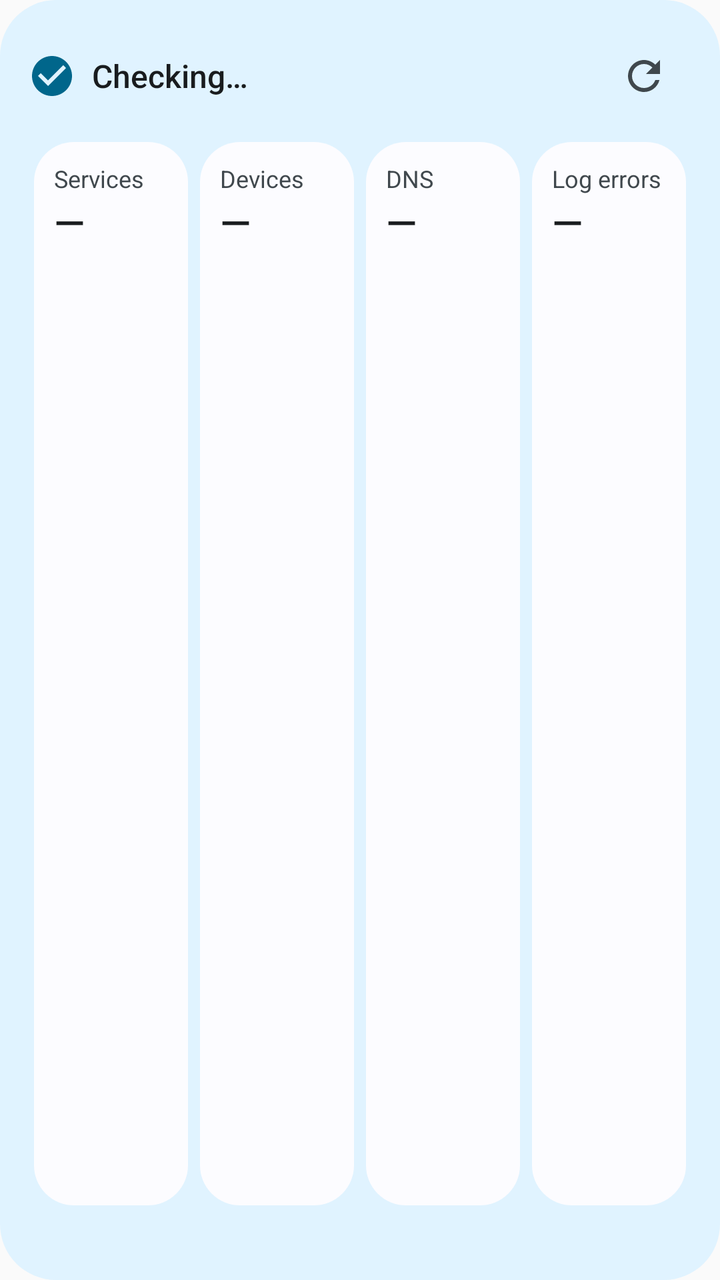
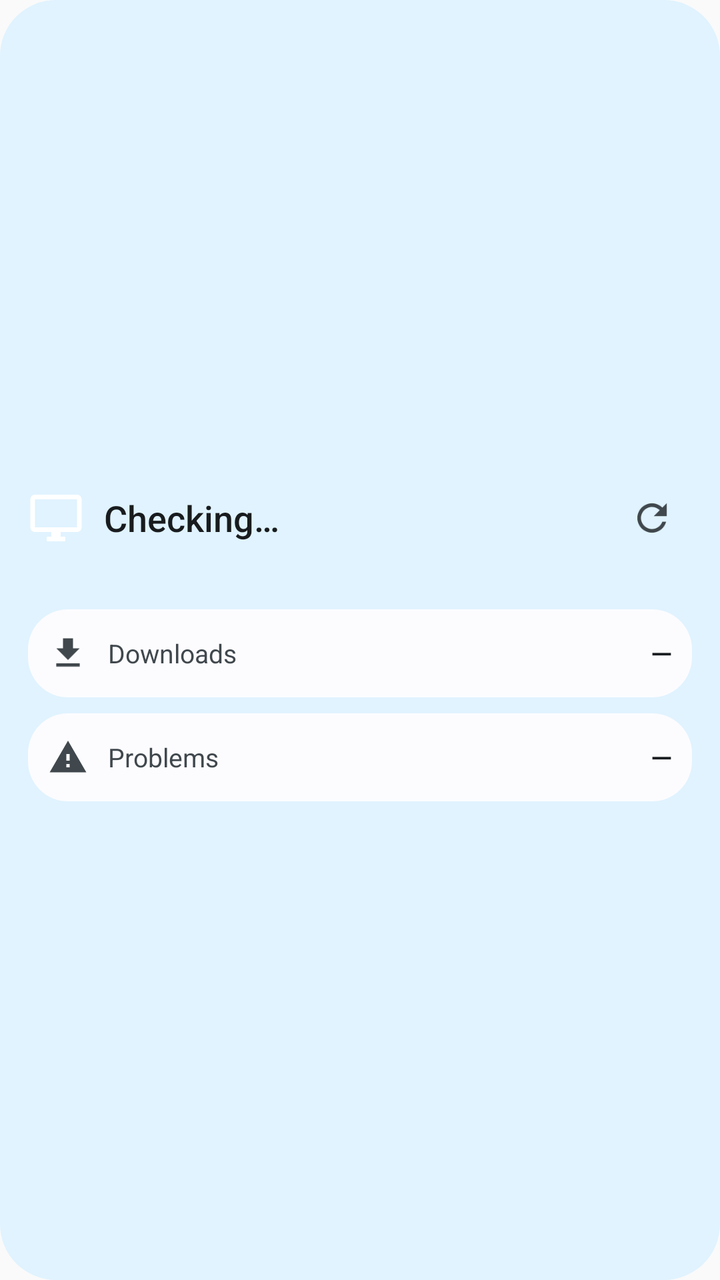

The first picture is an Android layout as it rendered before a commit; the second is the same layout after the commit. The layout source and the unified diff follow.
<!-- AndroidManifest.xml: application theme AppTheme -->
<!-- res/layout/widget_large.xml -->
<LinearLayout xmlns:android="http://schemas.android.com/apk/res/android" android:id="@+id/widget_root" android:layout_width="match_parent" android:layout_height="match_parent" android:orientation="vertical" android:padding="14dp" android:background="@drawable/widget_bg">
    <LinearLayout android:id="@+id/widget_head" android:layout_width="match_parent" android:layout_height="wrap_content" android:orientation="horizontal" android:gravity="center_vertical">
        <ImageView android:id="@+id/widget_icon" android:layout_width="24dp" android:layout_height="24dp" android:src="@drawable/ic_widget_ok" android:tint="@color/widget_accent" android:contentDescription="@null"/>
        <TextView android:id="@+id/widget_headline" android:layout_width="0dp" android:layout_height="wrap_content" android:layout_weight="1" android:layout_marginStart="8dp"
            android:text="@string/widget_loading" android:textColor="@color/widget_on" android:textSize="16sp" android:fontFamily="sans-serif-medium" android:maxLines="1" android:ellipsize="end"/>
        <ImageView android:id="@+id/widget_refresh" android:layout_width="48dp" android:layout_height="48dp" android:padding="12dp" android:src="@drawable/ic_widget_refresh" android:tint="@color/widget_on_variant" android:contentDescription="@string/widget_refresh"/>
    </LinearLayout>
    <LinearLayout android:layout_width="match_parent" android:layout_height="0dp" android:layout_weight="1" android:layout_marginTop="6dp" android:orientation="horizontal">
        <LinearLayout android:id="@+id/tile_services" android:layout_width="0dp" android:layout_height="match_parent" android:layout_weight="1" android:layout_margin="3dp" android:orientation="vertical" android:padding="10dp" android:background="@drawable/widget_tile" android:minHeight="48dp">
            <TextView android:layout_width="wrap_content" android:layout_height="wrap_content" android:text="@string/widget_services" android:textColor="@color/widget_on_variant" android:textSize="12sp" android:maxLines="1"/>
            <TextView android:id="@+id/value_services" android:layout_width="wrap_content" android:layout_height="wrap_content" android:text="—" android:textColor="@color/widget_on" android:textSize="20sp" android:fontFamily="sans-serif-medium" android:maxLines="1"/>
        </LinearLayout>
        <LinearLayout android:id="@+id/tile_devices" android:layout_width="0dp" android:layout_height="match_parent" android:layout_weight="1" android:layout_margin="3dp" android:orientation="vertical" android:padding="10dp" android:background="@drawable/widget_tile" android:minHeight="48dp">
            <TextView android:layout_width="wrap_content" android:layout_height="wrap_content" android:text="@string/widget_devices" android:textColor="@color/widget_on_variant" android:textSize="12sp" android:maxLines="1"/>
            <TextView android:id="@+id/value_devices" android:layout_width="wrap_content" android:layout_height="wrap_content" android:text="—" android:textColor="@color/widget_on" android:textSize="20sp" android:fontFamily="sans-serif-medium" android:maxLines="1"/>
        </LinearLayout>
        <LinearLayout android:id="@+id/tile_dns" android:layout_width="0dp" android:layout_height="match_parent" android:layout_weight="1" android:layout_margin="3dp" android:orientation="vertical" android:padding="10dp" android:background="@drawable/widget_tile" android:minHeight="48dp">
            <TextView android:layout_width="wrap_content" android:layout_height="wrap_content" android:text="@string/widget_dns" android:textColor="@color/widget_on_variant" android:textSize="12sp" android:maxLines="1"/>
            <TextView android:id="@+id/value_dns" android:layout_width="wrap_content" android:layout_height="wrap_content" android:text="—" android:textColor="@color/widget_on" android:textSize="20sp" android:fontFamily="sans-serif-medium" android:maxLines="1"/>
        </LinearLayout>
        <LinearLayout android:id="@+id/tile_logs" android:layout_width="0dp" android:layout_height="match_parent" android:layout_weight="1" android:layout_margin="3dp" android:orientation="vertical" android:padding="10dp" android:background="@drawable/widget_tile" android:minHeight="48dp">
            <TextView android:layout_width="wrap_content" android:layout_height="wrap_content" android:text="@string/widget_logs" android:textColor="@color/widget_on_variant" android:textSize="12sp" android:maxLines="1"/>
            <TextView android:id="@+id/value_logs" android:layout_width="wrap_content" android:layout_height="wrap_content" android:text="—" android:textColor="@color/widget_on" android:textSize="20sp" android:fontFamily="sans-serif-medium" android:maxLines="1"/>
        </LinearLayout>
    </LinearLayout>
    <TextView android:id="@+id/widget_updated" android:layout_width="match_parent" android:layout_height="wrap_content" android:layout_marginTop="4dp" android:textColor="@color/widget_on_variant" android:textSize="12sp" android:maxLines="1"/>
</LinearLayout>
<!-- resources referenced by this layout -->
<resources>
  <color name="widget_accent">#FF1F4D45</color>
  <color name="widget_on">#FF0F1F1C</color>
  <color name="widget_on_variant">#FF3F4946</color>
  <!-- drawable ic_widget_ok (drawable) -->
  <vector xmlns:android="http://schemas.android.com/apk/res/android" android:width="24dp" android:height="24dp" android:viewportWidth="24" android:viewportHeight="24" android:tint="#FFFFFFFF">
      <path android:fillColor="@android:color/white" android:pathData="M12,2C6.48,2 2,6.48 2,12s4.48,10 10,10 10,-4.48 10,-10S17.52,2 12,2zM10,17l-5,-5 1.41,-1.41L10,14.17l7.59,-7.59L19,8l-9,9z"/>
  </vector>
  <!-- drawable ic_widget_refresh (drawable) -->
  <vector xmlns:android="http://schemas.android.com/apk/res/android" android:width="24dp" android:height="24dp" android:viewportWidth="24" android:viewportHeight="24" android:tint="#FFFFFFFF">
      <path android:fillColor="@android:color/white" android:pathData="M17.65,6.35C16.2,4.9 14.21,4 12,4c-4.42,0 -7.99,3.58 -7.99,8s3.57,8 7.99,8c3.73,0 6.84,-2.55 7.73,-6h-2.08c-0.82,2.33 -3.04,4 -5.65,4 -3.31,0 -6,-2.69 -6,-6s2.69,-6 6,-6c1.66,0 3.14,0.69 4.22,1.78L13,11h7V4l-2.35,2.35z"/>
  </vector>
  <!-- drawable widget_bg (drawable) -->
  <shape xmlns:android="http://schemas.android.com/apk/res/android"><solid android:color="@color/widget_bg"/><corners android:radius="@dimen/widget_radius"/></shape>
  <!-- drawable widget_tile (drawable) -->
  <shape xmlns:android="http://schemas.android.com/apk/res/android"><solid android:color="@color/widget_tile"/><corners android:radius="@dimen/widget_inner_radius"/></shape>
  <string name="widget_devices">Devices</string>
  <string name="widget_dns">DNS</string>
  <string name="widget_loading">Checking…</string>
  <string name="widget_logs">Log errors</string>
  <string name="widget_refresh">Refresh</string>
  <string name="widget_services">Services</string>
  <style name="AppTheme" parent="Theme.AppCompat.Light.DarkActionBar">
          <item name="colorPrimary">@color/colorPrimary</item>
          <item name="colorPrimaryDark">@color/colorPrimaryDark</item>
          <item name="colorAccent">@color/colorAccent</item>
      </style>
  <color name="widget_bg">#FFE3EEEA</color>
  <dimen name="widget_radius">16dp</dimen>
  <color name="widget_tile">#FFFFFFFF</color>
  <dimen name="widget_inner_radius">8dp</dimen>
  <color name="colorPrimary">#091613</color>
  <color name="colorPrimaryDark">#091613</color>
  <color name="colorAccent">#8ebdb2</color>
</resources>

<!-- the commit's change to res/layout/widget_large.xml (unified diff, before → after) -->
@@ -1,27 +1,19 @@
-<LinearLayout xmlns:android="http://schemas.android.com/apk/res/android" android:id="@+id/widget_root" android:layout_width="match_parent" android:layout_height="match_parent" android:orientation="vertical" android:padding="14dp" android:background="@drawable/widget_bg">
-    <LinearLayout android:id="@+id/widget_head" android:layout_width="match_parent" android:layout_height="wrap_content" android:orientation="horizontal" android:gravity="center_vertical">
-        <ImageView android:id="@+id/widget_icon" android:layout_width="24dp" android:layout_height="24dp" android:src="@drawable/ic_widget_ok" android:tint="@color/widget_accent" android:contentDescription="@null"/>
-        <TextView android:id="@+id/widget_headline" android:layout_width="0dp" android:layout_height="wrap_content" android:layout_weight="1" android:layout_marginStart="8dp"
-            android:text="@string/widget_loading" android:textColor="@color/widget_on" android:textSize="16sp" android:fontFamily="sans-serif-medium" android:maxLines="1" android:ellipsize="end"/>
-        <ImageView android:id="@+id/widget_refresh" android:layout_width="48dp" android:layout_height="48dp" android:padding="12dp" android:src="@drawable/ic_widget_refresh" android:tint="@color/widget_on_variant" android:contentDescription="@string/widget_refresh"/>
+<LinearLayout xmlns:android="http://schemas.android.com/apk/res/android" android:id="@+id/widget_root" android:layout_width="match_parent" android:layout_height="match_parent" android:orientation="vertical" android:gravity="center_vertical" android:padding="14dp" android:background="@drawable/widget_bg">
+    <LinearLayout android:layout_width="match_parent" android:layout_height="wrap_content" android:orientation="horizontal" android:gravity="center_vertical">
+        <ImageView android:id="@+id/widget_icon" android:layout_width="28dp" android:layout_height="28dp" android:src="@drawable/ic_widget_pc" android:contentDescription="@null"/>
+        <TextView android:id="@+id/widget_headline" android:layout_width="0dp" android:layout_height="wrap_content" android:layout_weight="1" android:layout_marginStart="10dp"
+            android:text="@string/widget_loading" android:textColor="@color/widget_on" android:textSize="18sp" android:fontFamily="sans-serif-medium" android:maxLines="1" android:ellipsize="end"/>
+        <ImageView android:id="@+id/widget_refresh" android:layout_width="40dp" android:layout_height="40dp" android:padding="9dp" android:src="@drawable/ic_widget_refresh" android:tint="@color/widget_on_variant" android:contentDescription="@string/widget_refresh"/>
     </LinearLayout>
-    <LinearLayout android:layout_width="match_parent" android:layout_height="0dp" android:layout_weight="1" android:layout_marginTop="6dp" android:orientation="horizontal">
-        <LinearLayout android:id="@+id/tile_services" android:layout_width="0dp" android:layout_height="match_parent" android:layout_weight="1" android:layout_margin="3dp" android:orientation="vertical" android:padding="10dp" android:background="@drawable/widget_tile" android:minHeight="48dp">
-            <TextView android:layout_width="wrap_content" android:layout_height="wrap_content" android:text="@string/widget_services" android:textColor="@color/widget_on_variant" android:textSize="12sp" android:maxLines="1"/>
-            <TextView android:id="@+id/value_services" android:layout_width="wrap_content" android:layout_height="wrap_content" android:text="—" android:textColor="@color/widget_on" android:textSize="20sp" android:fontFamily="sans-serif-medium" android:maxLines="1"/>
-        </LinearLayout>
-        <LinearLayout android:id="@+id/tile_devices" android:layout_width="0dp" android:layout_height="match_parent" android:layout_weight="1" android:layout_margin="3dp" android:orientation="vertical" android:padding="10dp" android:background="@drawable/widget_tile" android:minHeight="48dp">
-            <TextView android:layout_width="wrap_content" android:layout_height="wrap_content" android:text="@string/widget_devices" android:textColor="@color/widget_on_variant" android:textSize="12sp" android:maxLines="1"/>
-            <TextView android:id="@+id/value_devices" android:layout_width="wrap_content" android:layout_height="wrap_content" android:text="—" android:textColor="@color/widget_on" android:textSize="20sp" android:fontFamily="sans-serif-medium" android:maxLines="1"/>
-        </LinearLayout>
-        <LinearLayout android:id="@+id/tile_dns" android:layout_width="0dp" android:layout_height="match_parent" android:layout_weight="1" android:layout_margin="3dp" android:orientation="vertical" android:padding="10dp" android:background="@drawable/widget_tile" android:minHeight="48dp">
-            <TextView android:layout_width="wrap_content" android:layout_height="wrap_content" android:text="@string/widget_dns" android:textColor="@color/widget_on_variant" android:textSize="12sp" android:maxLines="1"/>
-            <TextView android:id="@+id/value_dns" android:layout_width="wrap_content" android:layout_height="wrap_content" android:text="—" android:textColor="@color/widget_on" android:textSize="20sp" android:fontFamily="sans-serif-medium" android:maxLines="1"/>
-        </LinearLayout>
-        <LinearLayout android:id="@+id/tile_logs" android:layout_width="0dp" android:layout_height="match_parent" android:layout_weight="1" android:layout_margin="3dp" android:orientation="vertical" android:padding="10dp" android:background="@drawable/widget_tile" android:minHeight="48dp">
-            <TextView android:layout_width="wrap_content" android:layout_height="wrap_content" android:text="@string/widget_logs" android:textColor="@color/widget_on_variant" android:textSize="12sp" android:maxLines="1"/>
-            <TextView android:id="@+id/value_logs" android:layout_width="wrap_content" android:layout_height="wrap_content" android:text="—" android:textColor="@color/widget_on" android:textSize="20sp" android:fontFamily="sans-serif-medium" android:maxLines="1"/>
-        </LinearLayout>
+    <TextView android:id="@+id/widget_detail" android:layout_width="match_parent" android:layout_height="wrap_content" android:layout_marginStart="38dp" android:textColor="@color/widget_on_variant" android:textSize="13sp" android:maxLines="1" android:ellipsize="end"/>
+    <LinearLayout android:id="@+id/row_downloads" android:layout_width="match_parent" android:layout_height="wrap_content" android:layout_marginTop="8dp" android:orientation="horizontal" android:gravity="center_vertical" android:padding="10dp" android:background="@drawable/widget_tile" android:minHeight="44dp">
+        <ImageView android:id="@+id/icon_downloads" android:layout_width="20dp" android:layout_height="20dp" android:src="@drawable/ic_widget_download" android:tint="@color/widget_on_variant" android:contentDescription="@null"/>
+        <TextView android:layout_width="wrap_content" android:layout_height="wrap_content" android:layout_marginStart="10dp" android:text="@string/widget_downloads" android:textColor="@color/widget_on_variant" android:textSize="13sp" android:maxLines="1"/>
+        <TextView android:id="@+id/value_downloads" android:layout_width="0dp" android:layout_height="wrap_content" android:layout_weight="1" android:layout_marginStart="10dp" android:gravity="end" android:text="—" android:textColor="@color/widget_on" android:textSize="14sp" android:fontFamily="sans-serif-medium" android:maxLines="1" android:ellipsize="end"/>
     </LinearLayout>
-    <TextView android:id="@+id/widget_updated" android:layout_width="match_parent" android:layout_height="wrap_content" android:layout_marginTop="4dp" android:textColor="@color/widget_on_variant" android:textSize="12sp" android:maxLines="1"/>
+    <LinearLayout android:id="@+id/row_problems" android:layout_width="match_parent" android:layout_height="wrap_content" android:layout_marginTop="8dp" android:orientation="horizontal" android:gravity="center_vertical" android:padding="10dp" android:background="@drawable/widget_tile" android:minHeight="44dp">
+        <ImageView android:id="@+id/icon_problems" android:layout_width="20dp" android:layout_height="20dp" android:src="@drawable/ic_widget_problem" android:tint="@color/widget_on_variant" android:contentDescription="@null"/>
+        <TextView android:layout_width="wrap_content" android:layout_height="wrap_content" android:layout_marginStart="10dp" android:text="@string/widget_problems" android:textColor="@color/widget_on_variant" android:textSize="13sp" android:maxLines="1"/>
+        <TextView android:id="@+id/value_problems" android:layout_width="0dp" android:layout_height="wrap_content" android:layout_weight="1" android:layout_marginStart="10dp" android:gravity="end" android:text="—" android:textColor="@color/widget_on" android:textSize="14sp" android:fontFamily="sans-serif-medium" android:maxLines="1" android:ellipsize="end"/>
+    </LinearLayout>
 </LinearLayout>
<!-- resource entries referenced after the edit -->
@@ -1,11 +1,18 @@
 <!-- resources referenced by this layout -->
 <resources>
-  <color name="widget_accent">#FF1F4D45</color>
   <color name="widget_on">#FF0F1F1C</color>
   <color name="widget_on_variant">#FF3F4946</color>
-  <!-- drawable ic_widget_ok (drawable) -->
+  <!-- drawable ic_widget_download (drawable) -->
   <vector xmlns:android="http://schemas.android.com/apk/res/android" android:width="24dp" android:height="24dp" android:viewportWidth="24" android:viewportHeight="24" android:tint="#FFFFFFFF">
-      <path android:fillColor="@android:color/white" android:pathData="M12,2C6.48,2 2,6.48 2,12s4.48,10 10,10 10,-4.48 10,-10S17.52,2 12,2zM10,17l-5,-5 1.41,-1.41L10,14.17l7.59,-7.59L19,8l-9,9z"/>
+      <path android:fillColor="@android:color/white" android:pathData="M19,9h-4V3H9v6H5l7,7 7,-7zM5,18v2h14v-2H5z"/>
+  </vector>
+  <!-- drawable ic_widget_pc (drawable) -->
+  <vector xmlns:android="http://schemas.android.com/apk/res/android" android:width="24dp" android:height="24dp" android:viewportWidth="24" android:viewportHeight="24" android:tint="#FFFFFFFF">
+      <path android:fillColor="@android:color/white" android:pathData="M21,2H3c-1.1,0 -2,0.9 -2,2v12c0,1.1 0.9,2 2,2h7v2H8v2h8v-2h-2v-2h7c1.1,0 2,-0.9 2,-2V4c0,-1.1 -0.9,-2 -2,-2zM21,16H3V4h18v12z"/>
+  </vector>
+  <!-- drawable ic_widget_problem (drawable) -->
+  <vector xmlns:android="http://schemas.android.com/apk/res/android" android:width="24dp" android:height="24dp" android:viewportWidth="24" android:viewportHeight="24" android:tint="#FFFFFFFF">
+      <path android:fillColor="@android:color/white" android:pathData="M1,21h22L12,2 1,21zM13,18h-2v-2h2v2zM13,14h-2v-4h2v4z"/>
   </vector>
   <!-- drawable ic_widget_refresh (drawable) -->
   <vector xmlns:android="http://schemas.android.com/apk/res/android" android:width="24dp" android:height="24dp" android:viewportWidth="24" android:viewportHeight="24" android:tint="#FFFFFFFF">
@@ -15,12 +22,10 @@
   <shape xmlns:android="http://schemas.android.com/apk/res/android"><solid android:color="@color/widget_bg"/><corners android:radius="@dimen/widget_radius"/></shape>
   <!-- drawable widget_tile (drawable) -->
   <shape xmlns:android="http://schemas.android.com/apk/res/android"><solid android:color="@color/widget_tile"/><corners android:radius="@dimen/widget_inner_radius"/></shape>
-  <string name="widget_devices">Devices</string>
-  <string name="widget_dns">DNS</string>
+  <string name="widget_downloads">Downloads</string>
   <string name="widget_loading">Checking…</string>
-  <string name="widget_logs">Log errors</string>
+  <string name="widget_problems">Problems</string>
   <string name="widget_refresh">Refresh</string>
-  <string name="widget_services">Services</string>
   <style name="AppTheme" parent="Theme.AppCompat.Light.DarkActionBar">
           <item name="colorPrimary">@color/colorPrimary</item>
           <item name="colorPrimaryDark">@color/colorPrimaryDark</item>
